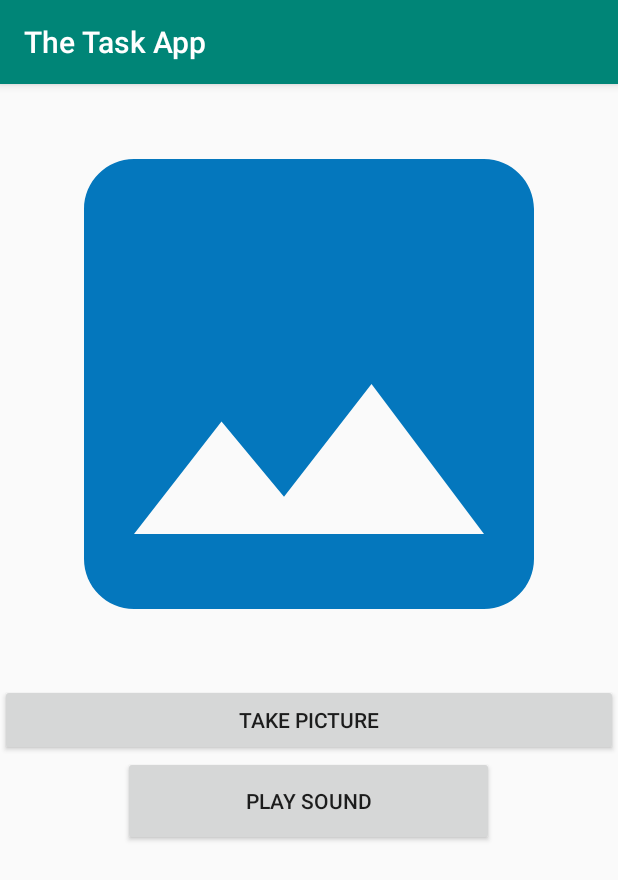
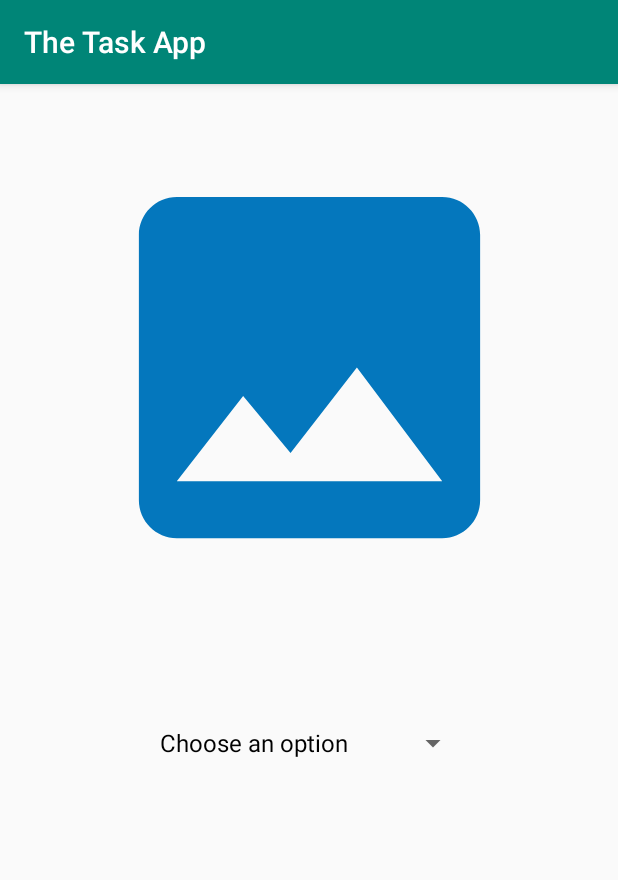
Before and after one commit to xchen629/MobileAppFinalProject, an Android app: the ButtonAndPhoto screen opened directly, with no data from a screen before it, on a phone screen of 412 x 824 dp. Shown: the top 880 px of the screen. Run offline under Robolectric (Android 15) with nearby library versions, the phone set to English and light mode, and no system bars; pictures from the network do not load.

Commit message:
ImageView with options
-Added spinner with choices
-Take photo will open up the camera
-Upload from gallery will open up the emulator's gallery

```diff
--- a/app/build.gradle
+++ b/app/build.gradle
@@ -50,4 +50,10 @@ dependencies {
 
     // FirebaseUI for Firebase Auth
     implementation 'com.firebaseui:firebase-ui-auth:6.2.0'
+
+    //Fotoapparat
+    implementation 'io.fotoapparat:fotoapparat:2.6.1'
+
+    //Material Design
+    implementation 'com.google.android.material:material:1.0.0-rc01'
 }
--- a/app/src/main/AndroidManifest.xml
+++ b/app/src/main/AndroidManifest.xml
@@ -4,6 +4,7 @@
 
     <uses-permission android:name="android.permission.INTERNET" />
     <uses-permission android:name="android.permission.CAMERA"/>
+    <uses-permission android:name="android.permission.READ_EXTERNAL_STORAGE"/>
     <uses-permission android:name="android.permission.WRITE_EXTERNAL_STORAGE"/>
 
     <application
--- a/app/src/main/java/com/example/finalProject/ButtonAndPhoto.kt
+++ b/app/src/main/java/com/example/finalProject/ButtonAndPhoto.kt
@@ -13,6 +13,8 @@ import androidx.appcompat.app.AppCompatActivity
 import android.os.Bundle
 import android.provider.MediaStore
 import android.view.View
+import android.widget.AdapterView
+import android.widget.ArrayAdapter
 import android.widget.Toast
 import kotlinx.android.synthetic.main.activity_button_and_photo.*
 import kotlinx.android.synthetic.main.activity_register.*
@@ -20,22 +22,52 @@ import java.util.jar.Manifest
 
 
 //This Class is used to do the prototype of the play sound button and camera from the emulator
-class ButtonAndPhoto : AppCompatActivity() {
+class ButtonAndPhoto : AppCompatActivity(), AdapterView.OnItemSelectedListener {
 
     var playSound : MediaPlayer? = null
-    private val PERMISSION_CODE = 1000;
+    //CODE for opening the camera
+    private val PERMISSION_CODE = 1000
+    private val IMAGE_CAPTURE_CODE = 1001
+    //CODE for opening the gallery
+    companion object{
+        //image pick code
+        private val IMAGE_PICK_CODE = 1000
+        //Permission code
+        private val PERMISSION_FOR_CHOOSE = 1001
+    }
 
-    private val IMAGE_CAPTURE_CODE = 1001
     var image_uri: Uri? = null
 
     override fun onCreate(savedInstanceState: Bundle?) {
         super.onCreate(savedInstanceState)
         setContentView(R.layout.activity_button_and_photo)
 
-        //button click to take picture
-        capture_btn.setOnClickListener {
-            //If emulator's os is "Marshmallow or above, we need to request runtime permission
-            if (Build.VERSION.SDK_INT >= Build.VERSION_CODES.M) {
+        val photoChoice = listOf("Choose an option", "Take Photo", "Upload from Gallary", "Complete without picture")
+
+
+        // Create an adapter with 3 parameters: activity (this), layout, list
+        val myAdopter = ArrayAdapter<String>(this, android.R.layout.simple_spinner_dropdown_item, photoChoice)
+
+        // set the adapter to spinner
+        photo_select_spinner.adapter = myAdopter
+
+        // set the onItemSelectedListener as (this).  (this) refers to this activity that implements OnItemSelectedListener interface
+        photo_select_spinner.onItemSelectedListener = this
+    }
+
+    // The following two methods are callback methods of OnItemSelectedListener interface
+    override fun onNothingSelected(parent: AdapterView<*>?) {
+        //Callback method to be invoked when the selection disappears from this view. For example,
+        // if the list becomes empty and the ArrayAdapter is notified, this callback will be invoked
+        //Toast.makeText(this, "Nothing is selected!", Toast.LENGTH_SHORT).show()
+    }
+
+    //This allows user to select the picture choice from spinner
+    override fun onItemSelected(parent: AdapterView<*>?, view: View?, position: Int, id: Long) {
+        // Based on the index of position selected, set the corresponding image
+        val imageId = when(position){
+            0 -> null
+            1 -> if (Build.VERSION.SDK_INT >= Build.VERSION_CODES.M) {
                 if (checkSelfPermission(android.Manifest.permission.CAMERA)
                     == PackageManager.PERMISSION_DENIED ||
                     checkSelfPermission(android.Manifest.permission.WRITE_EXTERNAL_STORAGE)
@@ -55,9 +87,40 @@ class ButtonAndPhoto : AppCompatActivity() {
             else{
                 openCamera()
             }
+
+            2 -> if(Build.VERSION.SDK_INT >= Build.VERSION_CODES.M){
+                if (checkSelfPermission(android.Manifest.permission.READ_EXTERNAL_STORAGE) ==
+                        PackageManager.PERMISSION_DENIED){
+                    //Permission denied
+                    val permissions = arrayOf(android.Manifest.permission.READ_EXTERNAL_STORAGE)
+
+                    //show popup to request runtime permission
+                    requestPermissions(permissions, PERMISSION_FOR_CHOOSE)
+                }
+                else{
+                    //permission already granted
+                    pickImageFromGallery()
+                }
+            }
+            else{
+                //system os is marshmallow or below
+                pickImageFromGallery();
+            }
+
+            else -> playSound()
         }
+        image_view.setImageURI(image_uri)
     }
 
+    private fun pickImageFromGallery(){
+        //Intent to pick image
+        val intent = Intent(Intent.ACTION_PICK)
+        intent.type = "image/*"
+        startActivityForResult(intent, IMAGE_PICK_CODE)
+    }
+
+
+    //Function that opens the camera app
     private fun openCamera(){
         val values = ContentValues()
         values.put(MediaStore.Images.Media.TITLE, "New Picture")
@@ -69,6 +132,7 @@ class ButtonAndPhoto : AppCompatActivity() {
         startActivityForResult(cameraIntent, IMAGE_CAPTURE_CODE)
     }
 
+    //function that shows the permission popup
     override fun onRequestPermissionsResult(
         requestCode: Int,
         permissions: Array<out String>,
@@ -81,6 +145,7 @@ class ButtonAndPhoto : AppCompatActivity() {
                         PackageManager.PERMISSION_GRANTED){
                     //permission from popup was granted
                     openCamera()
+                    pickImageFromGallery()
                 }
                 else{
                     //permission from popup was denied
@@ -90,6 +155,7 @@ class ButtonAndPhoto : AppCompatActivity() {
         }
     }
 
+    //this sets the image to the image view
     override fun onActivityResult(requestCode: Int, resultCode: Int, data: Intent?) {
         super.onActivityResult(requestCode, resultCode, data)
         //called when image was captured from camera intent
@@ -97,10 +163,14 @@ class ButtonAndPhoto : AppCompatActivity() {
             //set image captured to image view
             image_view.setImageURI(image_uri)
         }
+
+        if(resultCode == Activity.RESULT_OK && requestCode == IMAGE_PICK_CODE){
+            image_view.setImageURI(data?.data)
+        }
     }
 
     //function that plays the sound
-    fun playSound(view: View) {
+    private fun playSound() {
         if (playSound == null){
             playSound = MediaPlayer.create(this, R.raw.song)
         }
--- a/app/src/main/res/layout/activity_button_and_photo.xml
+++ b/app/src/main/res/layout/activity_button_and_photo.xml
@@ -1,5 +1,5 @@
 <?xml version="1.0" encoding="utf-8"?>
-<LinearLayout xmlns:android="http://schemas.android.com/apk/res/android"
+<androidx.constraintlayout.widget.ConstraintLayout xmlns:android="http://schemas.android.com/apk/res/android"
     xmlns:app="http://schemas.android.com/apk/res-auto"
     xmlns:tools="http://schemas.android.com/tools"
     android:layout_width="match_parent"
@@ -9,24 +9,27 @@
     tools:context=".ButtonAndPhoto">
 
     <!--ImageView in which image will be set-->
+    <!--Button that opens the camera app-->
+
     <ImageView
         android:id="@+id/image_view"
-        android:layout_width="400dp"
-        android:layout_height="400dp"
+        android:layout_width="303dp"
+        android:layout_height="265dp"
+        android:layout_marginTop="56dp"
         android:scaleType="centerCrop"
-        android:src="@drawable/ic_image_black_24dp" />
-    <!--Button that opens the camera app-->
-    <Button
-        android:id="@+id/capture_btn"
-        android:layout_width="match_parent"
-        android:layout_height="wrap_content"
-        android:text="Take Picture" />
+        android:src="@drawable/ic_image_black_24dp"
+        app:layout_constraintEnd_toEndOf="parent"
+        app:layout_constraintStart_toStartOf="parent"
+        app:layout_constraintTop_toTopOf="parent" />
 
-    <Button
-        android:id="@+id/soundButton"
-        android:layout_width="247dp"
-        android:layout_height="60dp"
-        android:onClick="playSound"
-        android:text="Play Sound" />
+    <Spinner
+        android:id="@+id/photo_select_spinner"
+        android:layout_width="214dp"
+        android:layout_height="44dp"
+        android:layout_marginTop="96dp"
+        app:layout_constraintEnd_toEndOf="parent"
+        app:layout_constraintHorizontal_bias="0.497"
+        app:layout_constraintStart_toStartOf="parent"
+        app:layout_constraintTop_toBottomOf="@+id/image_view" />
 
-</LinearLayout>
+</androidx.constraintlayout.widget.ConstraintLayout>
```
